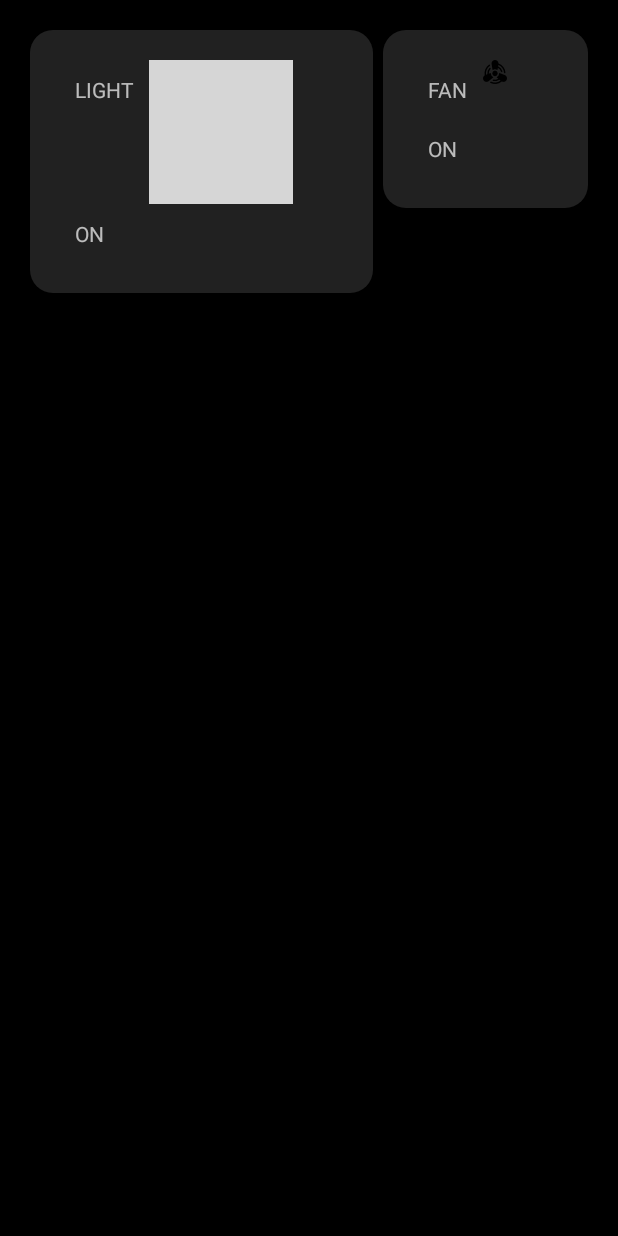
After one commit to VenkateshRoshan/RPI-APP, an Android app: the layout room_4_new.xml on its own in the app's theme, with its tools: preview values and no code run, on a phone screen of 412 x 824 dp. The commit adds this screen. Run offline under Robolectric (Android 15) with nearby library versions, the phone set to English and light mode, and no system bars; grey boxes are pictures that could not be loaded.

Commit message:
Room_4 updation

```diff
--- a/app/src/main/res/layout/button_bg.xml
+++ b/app/src/main/res/layout/button_bg.xml
@@ -2,16 +2,26 @@
 <LinearLayout
     xmlns:android="http://schemas.android.com/apk/res/android" android:layout_width="match_parent"
     android:layout_height="match_parent"
-    android:orientation="vertical">
+    android:orientation="vertical"
+    android:padding="20sp">
 
     <TextView
         android:id="@+id/Button_Head"
         android:layout_width="match_parent"
-        android:layout_height="wrap_content"/>
+        android:layout_height="wrap_content"
+        android:padding="10sp"
+        android:layout_weight=".5"/>
+
+    <Space
+        android:layout_width="match_parent"
+        android:layout_height="wrap_content"
+        android:layout_weight=".1"/>
 
     <TextView
         android:id="@+id/Button_State"
         android:layout_width="match_parent"
-        android:layout_height="wrap_content"/>
+        android:layout_height="wrap_content"
+        android:padding="10sp"
+        android:layout_weight=".5"/>
 
 </LinearLayout>
--- /dev/null
+++ b/app/src/main/res/layout/room_4_new.xml
@@ -0,0 +1,110 @@
+<?xml version="1.0" encoding="utf-8"?>
+<LinearLayout xmlns:android="http://schemas.android.com/apk/res/android"
+    android:layout_width="match_parent"
+    android:layout_height="match_parent"
+    android:orientation="horizontal"
+    android:padding="20sp">
+
+    <LinearLayout
+        android:id="@+id/LightButton"
+        android:layout_width="wrap_content"
+        android:layout_height="wrap_content"
+        android:layout_weight=".5"
+        android:background="@drawable/bg_button_off"
+        android:orientation="vertical"
+        android:padding="20sp">
+
+        <LinearLayout
+            android:layout_width="wrap_content"
+            android:layout_height="wrap_content"
+            android:orientation="horizontal">
+
+            <TextView
+                android:layout_width="match_parent"
+                android:layout_height="wrap_content"
+                android:layout_weight=".5"
+                android:padding="10sp"
+                android:text="LIGHT" />
+
+            <Space
+                android:layout_width="wrap_content"
+                android:layout_height="match_parent"
+                android:layout_weight=".1" />
+
+            <ImageView
+                android:id="@+id/lightICON"
+                android:layout_width="wrap_content"
+                android:layout_height="wrap_content"
+                android:background="@mipmap/LightON" />
+
+        </LinearLayout>
+
+        <Space
+            android:layout_width="match_parent"
+            android:layout_height="wrap_content"
+            android:layout_weight=".1" />
+
+        <TextView
+            android:id="@+id/LightState"
+            android:layout_width="match_parent"
+            android:layout_height="wrap_content"
+            android:layout_weight=".5"
+            android:padding="10sp"
+            android:text="ON" />
+
+    </LinearLayout>
+
+    <Space
+        android:layout_width="wrap_content"
+        android:layout_height="wrap_content"
+        android:layout_weight=".1" />
+
+    <LinearLayout
+        android:id="@+id/FanButton"
+        android:layout_width="wrap_content"
+        android:layout_height="wrap_content"
+        android:layout_weight=".5"
+        android:background="@drawable/bg_button_off"
+        android:orientation="vertical"
+        android:padding="20sp">
+
+        <LinearLayout
+            android:layout_width="wrap_content"
+            android:layout_height="wrap_content"
+            android:orientation="horizontal">
+
+            <TextView
+                android:layout_width="match_parent"
+                android:layout_height="wrap_content"
+                android:layout_weight=".5"
+                android:padding="10sp"
+                android:text="FAN" />
+
+            <Space
+                android:layout_width="wrap_content"
+                android:layout_height="match_parent"
+                android:layout_weight=".1" />
+
+            <ImageView
+                android:layout_width="wrap_content"
+                android:layout_height="wrap_content"
+                android:background="@mipmap/fan" />
+
+        </LinearLayout>
+
+        <Space
+            android:layout_width="match_parent"
+            android:layout_height="wrap_content"
+            android:layout_weight=".1" />
+
+        <TextView
+            android:id="@+id/FanState"
+            android:layout_width="match_parent"
+            android:layout_height="wrap_content"
+            android:layout_weight=".5"
+            android:padding="10sp"
+            android:text="ON" />
+
+    </LinearLayout>
+
+</LinearLayout>
```
Also changed, not shown: app/src/main/res/mipmap-hdpi/fan.png (added), app/src/main/res/mipmap-hdpi/lightoff.png (added), app/src/main/res/mipmap-hdpi/lighton.png (added).
